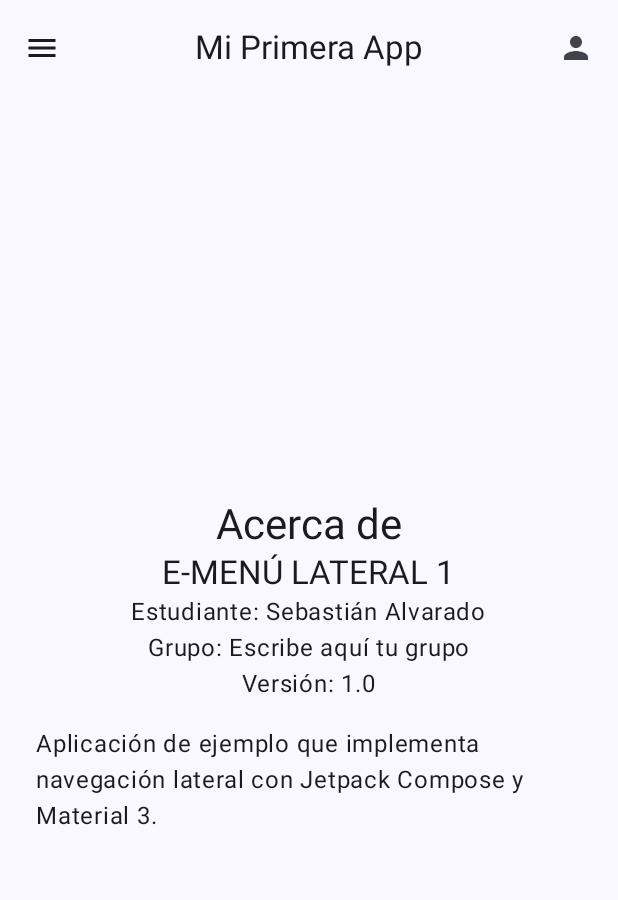
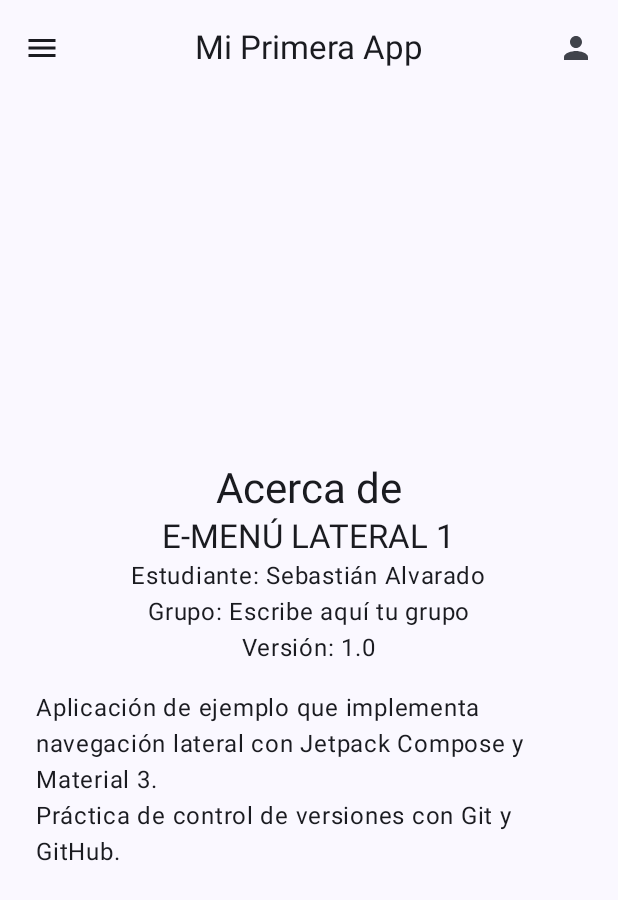
Before and after one commit to Sebas220-maker/EMenuLateral1-ControlVersiones, an Android app built with Jetpack Compose: the AcercaDeScreen screen opened through its navigation route, on a phone screen of 412 x 824 dp. Shown: the top 900 px of the screen. Run offline under Robolectric (Android 15) with nearby library versions, the phone set to English and light mode, and no system bars.

Commit message:
feat: add version control description

```diff
--- a/app/src/main/java/com/example/emenulateral1/AcercaDeScreen.kt
+++ b/app/src/main/java/com/example/emenulateral1/AcercaDeScreen.kt
@@ -38,5 +38,8 @@ fun AcercaDeScreen() {
             text = "Aplicación de ejemplo que implementa navegación lateral con Jetpack Compose y Material 3.",
             modifier = Modifier.padding(top = 16.dp)
         )
+        Text(
+            text = "Práctica de control de versiones con Git y GitHub."
+        )
     }
 }
```
